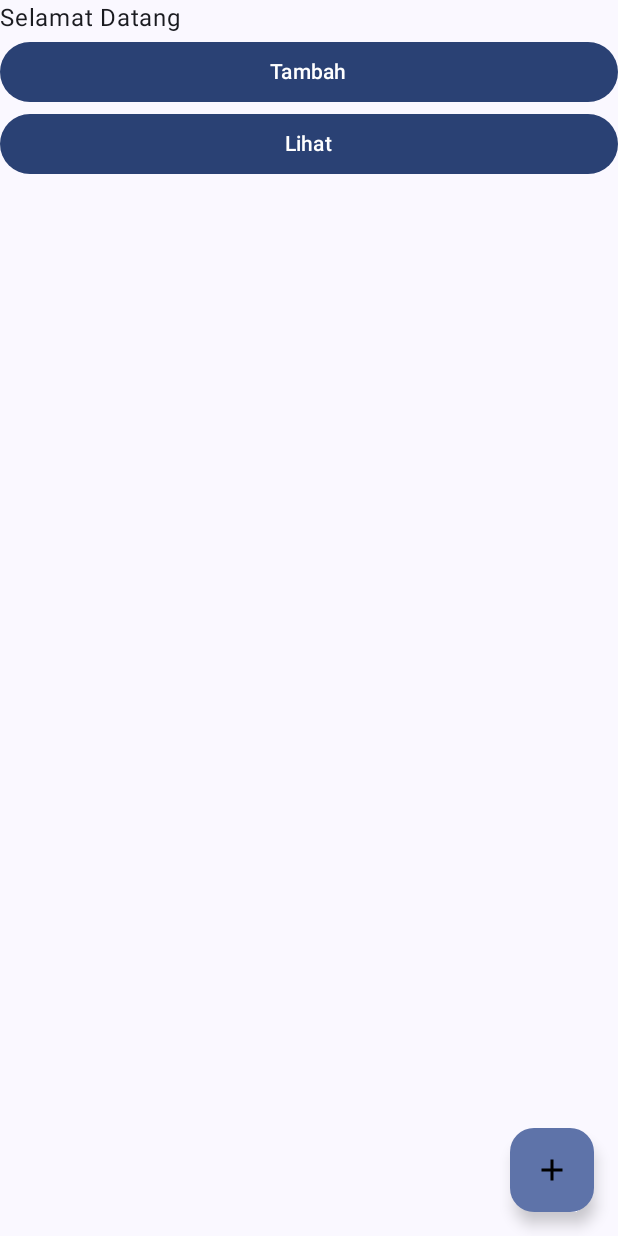
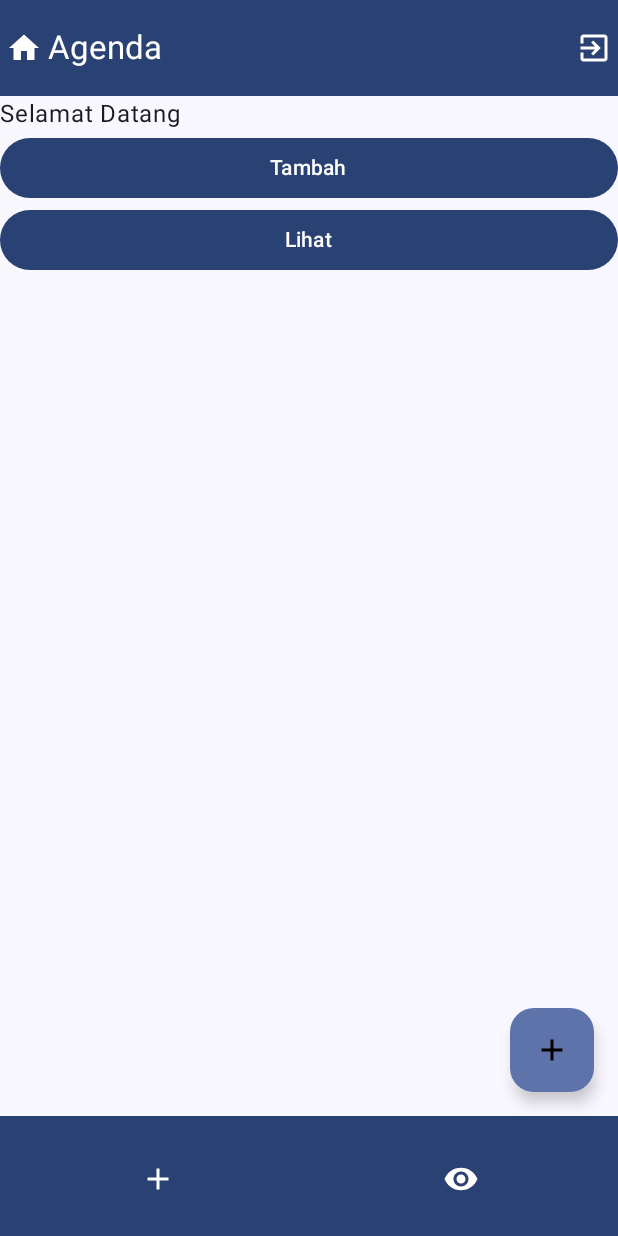
Before and after one commit to allfrhmn/Agenda-Todo, an Android app built with Jetpack Compose: the HomeScreen screen opened through its navigation route, on a phone screen of 412 x 824 dp. Run offline under Robolectric (Android 15) with nearby library versions, the phone set to English and light mode, and no system bars; our stand-ins replace Dagger/Hilt's generated code.

Commit message:
Latihan Scaffold

```diff
--- a/app/src/main/java/id/ac/unpas/ppm/agenda/MainActivity.kt
+++ b/app/src/main/java/id/ac/unpas/ppm/agenda/MainActivity.kt
@@ -14,7 +14,9 @@ class MainActivity : ComponentActivity() {
         setContent {
             AgendaTodoTheme {
                 // A surface container using the 'background' color from the theme
-                MainScreen()
+                MainScreen(onExitClick = {
+                    finish()
+                })
             }
         }
     }
--- /dev/null
+++ b/app/src/main/java/id/ac/unpas/ppm/agenda/ui/screens/LoginScreen.kt
@@ -0,0 +1,62 @@
+package id.ac.unpas.ppm.agenda.ui.screens
+
+import androidx.compose.foundation.layout.Column
+import androidx.compose.foundation.layout.Row
+import androidx.compose.foundation.layout.fillMaxWidth
+import androidx.compose.foundation.layout.padding
+import androidx.compose.material3.Button
+import androidx.compose.material3.OutlinedTextField
+import androidx.compose.material3.Text
+import androidx.compose.runtime.Composable
+import androidx.compose.runtime.mutableStateOf
+import androidx.compose.runtime.remember
+import androidx.compose.ui.Modifier
+import androidx.compose.ui.text.input.PasswordVisualTransformation
+import androidx.compose.ui.unit.dp
+
+@Composable
+fun LoginScreen(modifier: Modifier = Modifier, onLoginClick: () -> Unit) {
+    val username = remember {
+        mutableStateOf("")
+    }
+
+    val password = remember {
+        mutableStateOf("")
+    }
+    Column(modifier = modifier
+        .fillMaxWidth()) {
+
+        Column(modifier = Modifier
+            .padding(10.dp)
+            .fillMaxWidth()) {
+            OutlinedTextField(
+                label = { Text(text = "Username") },
+                modifier = Modifier.fillMaxWidth(),
+                value = username.value, onValueChange = {
+                    username.value = it
+                })
+
+            OutlinedTextField(
+                label = { Text(text = "Password") },
+                modifier = Modifier.fillMaxWidth(),
+                visualTransformation = PasswordVisualTransformation(),
+                value = password.value, onValueChange = {
+                    password.value = it
+                })
+
+            Row {
+                Button(modifier = Modifier.weight(5f), onClick = {
+                    onLoginClick()
+                }) {
+                    Text(text = "Login")
+                }
+
+                Button(modifier = Modifier.weight(5f), onClick = {
+
+                }) {
+                    Text(text = "Batal")
+                }
+            }
+        }
+    }
+}
--- a/app/src/main/java/id/ac/unpas/ppm/agenda/ui/screens/MainScreen.kt
+++ b/app/src/main/java/id/ac/unpas/ppm/agenda/ui/screens/MainScreen.kt
@@ -1,14 +1,26 @@
 package id.ac.unpas.ppm.agenda.ui.screens
 
-import android.util.Log
 import androidx.compose.foundation.Image
+import androidx.compose.foundation.clickable
+import androidx.compose.foundation.layout.Arrangement
+import androidx.compose.foundation.layout.Row
+import androidx.compose.foundation.layout.fillMaxWidth
 import androidx.compose.foundation.layout.padding
+import androidx.compose.material3.BottomAppBar
+import androidx.compose.material3.ExperimentalMaterial3Api
+import androidx.compose.material3.FabPosition
 import androidx.compose.material3.FloatingActionButton
+import androidx.compose.material3.MaterialTheme
 import androidx.compose.material3.Scaffold
+import androidx.compose.material3.Text
+import androidx.compose.material3.TopAppBar
+import androidx.compose.material3.TopAppBarDefaults.topAppBarColors
 import androidx.compose.runtime.Composable
 import androidx.compose.runtime.mutableStateOf
 import androidx.compose.runtime.remember
+import androidx.compose.ui.Alignment
 import androidx.compose.ui.Modifier
+import androidx.compose.ui.graphics.ColorFilter
 import androidx.compose.ui.res.painterResource
 import androidx.navigation.NavType
 import androidx.navigation.compose.NavHost
@@ -17,22 +29,94 @@ import androidx.navigation.compose.rememberNavController
 import androidx.navigation.navArgument
 import id.ac.unpas.ppm.agenda.R
 
+@OptIn(ExperimentalMaterial3Api::class)
 @Composable
-fun MainScreen() {
+fun MainScreen(onExitClick: () -> Unit) {
     val navController = rememberNavController()
     val currentRoute = remember {
         mutableStateOf("")
     }
 
-    Scaffold(floatingActionButton = {
-        if (currentRoute.value == NavScreen.Home.route) {
-            FloatingActionButton(onClick = { navController.navigate(NavScreen.Add.route) }) {
-                Image(painterResource(id = R.drawable.baseline_add_24), contentDescription = "Add")
+    Scaffold(
+        topBar = {
+            TopAppBar(
+                title = { Text(text = "Agenda") },
+                navigationIcon = {
+                    if (currentRoute.value != NavScreen.Login.route) {
+                        Image(
+                            painterResource(id = R.drawable.baseline_home_24),
+                            contentDescription = "Menu",
+                            colorFilter = ColorFilter.tint(MaterialTheme.colorScheme.onPrimary),
+                            modifier = Modifier.clickable {
+                                navController.navigate(NavScreen.Home.route)
+                            }
+                        )
+                    }
+
+                },
+                colors = topAppBarColors(
+                    containerColor = MaterialTheme.colorScheme.primary,
+                    titleContentColor = MaterialTheme.colorScheme.onPrimary
+                ),
+                actions = {
+                    Image(
+                        painterResource(id = R.drawable.baseline_exit_to_app_24),
+                        contentDescription = "Exit",
+                        colorFilter = ColorFilter.tint(MaterialTheme.colorScheme.onPrimary),
+                        modifier = Modifier.clickable {
+                            onExitClick()
+                        }
+                    )
+                }
+            )
+        },
+        bottomBar = {
+            if (currentRoute.value != NavScreen.Login.route) {
+                BottomAppBar (
+                    containerColor = MaterialTheme.colorScheme.primary,
+                    contentColor = MaterialTheme.colorScheme.onPrimary
+                ) {
+                    Row (modifier = Modifier.fillMaxWidth(),
+                        horizontalArrangement = Arrangement.Center,
+                        verticalAlignment = Alignment.CenterVertically) {
+                        Image(
+                            painterResource(id = R.drawable.baseline_add_24),
+                            contentDescription = "Tambah",
+                            colorFilter = ColorFilter.tint(MaterialTheme.colorScheme.onPrimary),
+                            modifier = Modifier.clickable {
+                                navController.navigate(NavScreen.Add.route)
+                            }.weight(0.5f)
+                        )
+                        Image(
+                            painterResource(id = R.drawable.baseline_remove_red_eye_24),
+                            contentDescription = "Lihat",
+                            colorFilter = ColorFilter.tint(MaterialTheme.colorScheme.onPrimary),
+                            modifier = Modifier.clickable {
+                                navController.navigate(NavScreen.List.route)
+                            }.weight(0.5f)
+                        )
+                    }
+                }
             }
-        }
 
-    }) { innerPadding ->
-        NavHost(navController = navController, startDestination = NavScreen.Home.route) {
+        },
+        floatingActionButton = {
+            if (currentRoute.value == NavScreen.Home.route) {
+                FloatingActionButton(onClick = { navController.navigate(NavScreen.Add.route) }) {
+                    Image(painterResource(id = R.drawable.baseline_add_24), contentDescription = "Add")
+                }
+            }
+        },
+        floatingActionButtonPosition = FabPosition.End
+    ) { innerPadding ->
+        NavHost(navController = navController, startDestination = NavScreen.Login.route) {
+
+            composable(NavScreen.Login.route) {
+                currentRoute.value = NavScreen.Login.route
+                LoginScreen(modifier = Modifier.padding(innerPadding)) {
+                    navController.navigate(NavScreen.Home.route)
+                }
+            }
             composable(NavScreen.Home.route) {
                 currentRoute.value = NavScreen.Home.route
                 HomeScreen(navController = navController, modifier = Modifier.padding(innerPadding)) {
--- a/app/src/main/java/id/ac/unpas/ppm/agenda/ui/screens/NavScreen.kt
+++ b/app/src/main/java/id/ac/unpas/ppm/agenda/ui/screens/NavScreen.kt
@@ -8,4 +8,5 @@ sealed class NavScreen(val route: String) {
         const val argument0 : String = "id"
     }
     object List : NavScreen("list")
+    object Login : NavScreen("login")
 }
--- /dev/null
+++ b/app/src/main/res/drawable/baseline_exit_to_app_24.xml
@@ -0,0 +1,5 @@
+<vector xmlns:android="http://schemas.android.com/apk/res/android" android:autoMirrored="true" android:height="24dp" android:tint="#000000" android:viewportHeight="24" android:viewportWidth="24" android:width="24dp">
+
+    <path android:fillColor="@android:color/white" android:pathData="M10.09,15.59L11.5,17l5,-5 -5,-5 -1.41,1.41L12.67,11H3v2h9.67l-2.58,2.59zM19,3H5c-1.11,0 -2,0.9 -2,2v4h2V5h14v14H5v-4H3v4c0,1.1 0.89,2 2,2h14c1.1,0 2,-0.9 2,-2V5c0,-1.1 -0.9,-2 -2,-2z"/>
+
+</vector>
--- /dev/null
+++ b/app/src/main/res/drawable/baseline_home_24.xml
@@ -0,0 +1,5 @@
+<vector xmlns:android="http://schemas.android.com/apk/res/android" android:height="24dp" android:tint="#000000" android:viewportHeight="24" android:viewportWidth="24" android:width="24dp">
+
+    <path android:fillColor="@android:color/white" android:pathData="M10,20v-6h4v6h5v-8h3L12,3 2,12h3v8z"/>
+
+</vector>
--- /dev/null
+++ b/app/src/main/res/drawable/baseline_remove_red_eye_24.xml
@@ -0,0 +1,5 @@
+<vector xmlns:android="http://schemas.android.com/apk/res/android" android:height="24dp" android:tint="#000000" android:viewportHeight="24" android:viewportWidth="24" android:width="24dp">
+
+    <path android:fillColor="@android:color/white" android:pathData="M12,4.5C7,4.5 2.73,7.61 1,12c1.73,4.39 6,7.5 11,7.5s9.27,-3.11 11,-7.5c-1.73,-4.39 -6,-7.5 -11,-7.5zM12,17c-2.76,0 -5,-2.24 -5,-5s2.24,-5 5,-5 5,2.24 5,5 -2.24,5 -5,5zM12,9c-1.66,0 -3,1.34 -3,3s1.34,3 3,3 3,-1.34 3,-3 -1.34,-3 -3,-3z"/>
+
+</vector>
--- a/gradle/libs.versions.toml
+++ b/gradle/libs.versions.toml
@@ -1,17 +1,17 @@
 [versions]
-agp = "8.3.2"
+agp = "8.4.0"
 kotlin = "1.9.22"
-coreKtx = "1.13.0"
+coreKtx = "1.13.1"
 junit = "4.13.2"
 junitVersion = "1.1.5"
 espressoCore = "3.5.1"
 lifecycleRuntimeKtx = "2.7.0"
 activityCompose = "1.9.0"
-composeBom = "2024.04.01"
+composeBom = "2024.05.00"
 kotlinKsp = "1.9.22-1.0.17"
 room = "2.6.1"
 uuid = "0.4.0"
-composeUi = "1.6.6"
+composeUi = "1.6.7"
 hilt = "2.50"
 androidxHilt = "1.2.0"
 retrofit = "2.9.0"
```
Also changed, not shown: gradle/wrapper/gradle-wrapper.properties.
